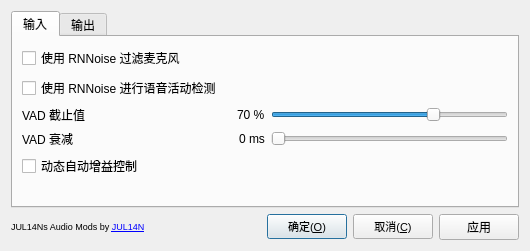
Above: src/config.ui from PencilMario/JUL14Ns-Audio-Mods before the change. Below: the same form after it.
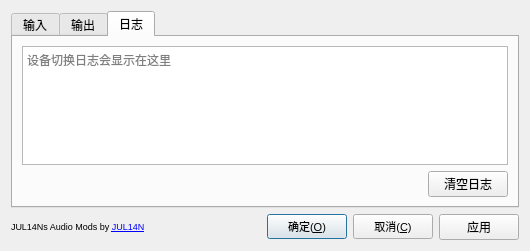
That is the form after the change. The open tabs and pages were chosen to show the change.

Patch:
```diff
--- a/src/config.ui
+++ b/src/config.ui
@@ -227,6 +227,47 @@
        </item>
       </layout>
      </widget>
+     <widget class="QWidget" name="logs">
+      <attribute name="title">
+       <string>日志</string>
+      </attribute>
+      <layout class="QVBoxLayout" name="verticalLayout_logs">
+       <item>
+        <widget class="QPlainTextEdit" name="message_log">
+         <property name="readOnly">
+          <bool>true</bool>
+         </property>
+         <property name="placeholderText">
+          <string>设备切换日志会显示在这里</string>
+         </property>
+        </widget>
+       </item>
+       <item>
+        <layout class="QHBoxLayout" name="log_buttons">
+         <item>
+          <spacer name="log_spacer">
+           <property name="orientation">
+            <enum>Qt::Horizontal</enum>
+           </property>
+           <property name="sizeHint" stdset="0">
+            <size>
+             <width>40</width>
+             <height>20</height>
+            </size>
+           </property>
+          </spacer>
+         </item>
+         <item>
+          <widget class="QPushButton" name="clear_logs">
+           <property name="text">
+            <string>清空日志</string>
+           </property>
+          </widget>
+         </item>
+        </layout>
+       </item>
+      </layout>
+     </widget>
     </widget>
    </item>
    <item>
```
